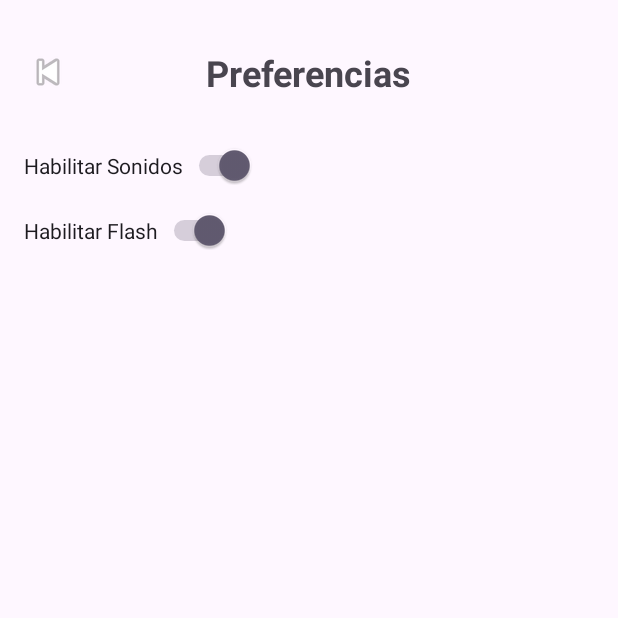
After one commit to anacasx/Bitt, an Android app: the SettingsActivity screen opened directly, with no data from a screen before it, on a phone screen of 412 x 824 dp, the top half of it. The commit adds this screen. Run offline under Robolectric (Android 15) with nearby library versions, the phone set to English and light mode, and no system bars; libraries missing offline, so code that uses them is left out: org.tensorflow.lite.

Commit message:
Add segunda pantalla

```diff
--- a/app/src/main/AndroidManifest.xml
+++ b/app/src/main/AndroidManifest.xml
@@ -8,6 +8,7 @@
         android:roundIcon="@drawable/ic_launcher_bitt"
         android:supportsRtl="true"
         android:theme="@style/Theme.Bitt">
+
         <activity
             android:name="com.pixti.bitt.MainActivity"
             android:exported="true">
@@ -16,6 +17,11 @@
                 <category android:name="android.intent.category.LAUNCHER" />
             </intent-filter>
         </activity>
+
+        <activity android:name="com.pixti.bitt.SettingsActivity"
+            android:exported="true">
+        </activity>
+
     </application>
 
     <!-- Permissions -->
--- /dev/null
+++ b/app/src/main/java/com/pixti/bitt/SettingsActivity.java
@@ -0,0 +1,45 @@
+package com.pixti.bitt;
+
+import androidx.appcompat.app.AppCompatActivity;
+import android.os.Bundle;
+import android.widget.CompoundButton;
+import android.widget.Switch;
+import android.content.SharedPreferences;
+
+public class SettingsActivity extends AppCompatActivity {
+    private Switch soundsSwitch;
+    private Switch flashSwitch;
+    private SharedPreferences preferences;
+    private SharedPreferences.Editor preferencesEditor;
+
+    @Override
+    protected void onCreate(Bundle savedInstanceState) {
+        super.onCreate(savedInstanceState);
+        setContentView(R.layout.activity_settings);
+
+        soundsSwitch = findViewById(R.id.switch_sounds);
+        flashSwitch = findViewById(R.id.switch_flash);
+
+        preferences = getSharedPreferences("AppPreferences", MODE_PRIVATE);
+        preferencesEditor = preferences.edit();
+
+        soundsSwitch.setChecked(preferences.getBoolean("soundsEnabled", true));
+        flashSwitch.setChecked(preferences.getBoolean("flashEnabled", true));
+
+        soundsSwitch.setOnCheckedChangeListener(new CompoundButton.OnCheckedChangeListener() {
+            @Override
+            public void onCheckedChanged(CompoundButton buttonView, boolean isChecked) {
+                preferencesEditor.putBoolean("soundsEnabled", isChecked);
+                preferencesEditor.apply();
+            }
+        });
+
+        flashSwitch.setOnCheckedChangeListener(new CompoundButton.OnCheckedChangeListener() {
+            @Override
+            public void onCheckedChanged(CompoundButton buttonView, boolean isChecked) {
+                preferencesEditor.putBoolean("flashEnabled", isChecked);
+                preferencesEditor.apply();
+            }
+        });
+    }
+}
--- /dev/null
+++ b/app/src/main/res/layout/activity_settings.xml
@@ -0,0 +1,41 @@
+<?xml version="1.0" encoding="utf-8"?>
+<RelativeLayout xmlns:android="http://schemas.android.com/apk/res/android"
+    android:layout_width="match_parent"
+    android:layout_height="match_parent"
+    android:padding="16dp">
+
+    <ImageButton
+        android:id="@+id/back_button"
+        android:layout_width="wrap_content"
+        android:layout_height="wrap_content"
+        android:background="@android:color/transparent"
+        android:src="@android:drawable/ic_media_previous"
+        android:layout_alignParentStart="true"
+        android:layout_marginTop="16dp" />
+
+    <TextView
+        android:id="@+id/preferences_header"
+        android:layout_width="wrap_content"
+        android:layout_height="wrap_content"
+        android:text="Preferencias"
+        android:textSize="24sp"
+        android:textStyle="bold"
+        android:layout_centerHorizontal="true"
+        android:layout_marginTop="16dp" />
+
+    <Switch
+        android:id="@+id/switch_sounds"
+        android:layout_width="wrap_content"
+        android:layout_height="wrap_content"
+        android:text="Habilitar Sonidos"
+        android:layout_below="@id/preferences_header"
+        android:layout_marginTop="32dp" />
+
+    <Switch
+        android:id="@+id/switch_flash"
+        android:layout_width="wrap_content"
+        android:layout_height="wrap_content"
+        android:text="Habilitar Flash"
+        android:layout_below="@id/switch_sounds"
+        android:layout_marginTop="16dp" />
+</RelativeLayout>
```
Also changed, not shown: app/src/main/java/com/pixti/bitt/MainActivity.java (+55 -5 lines), app/src/main/res/layout/activity_main.xml (+10 -1 lines), 6 other files.
